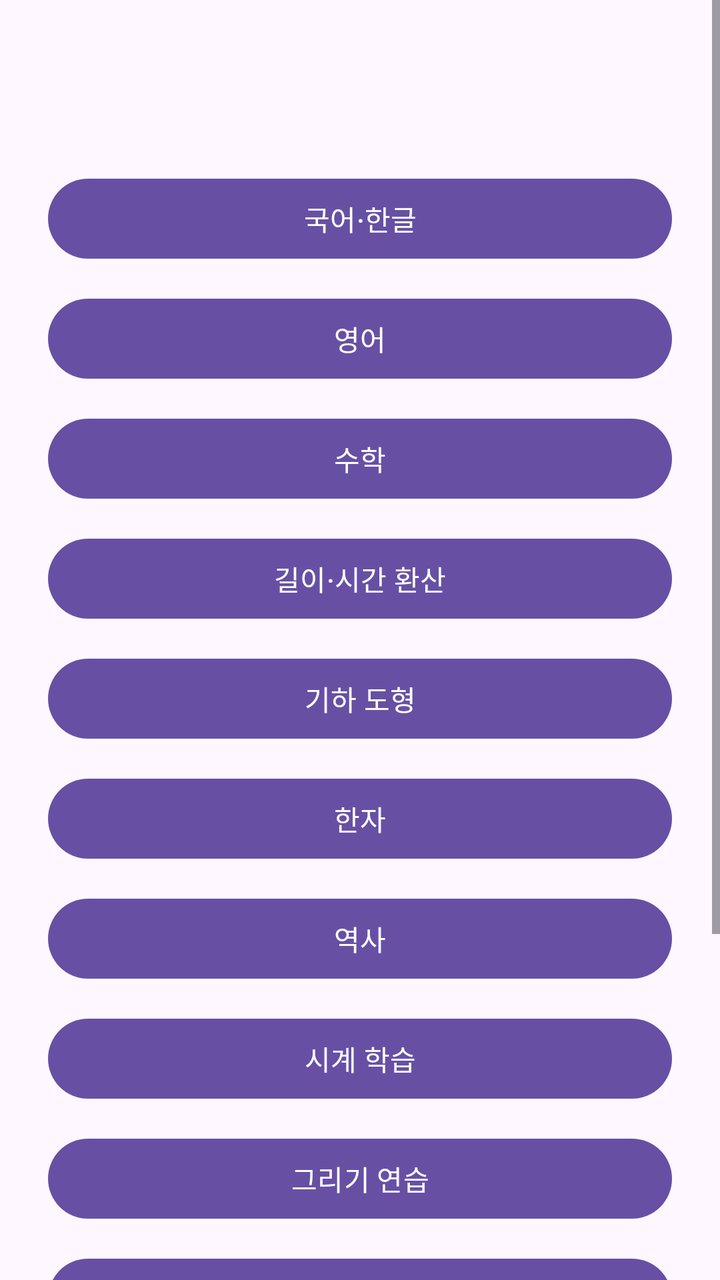
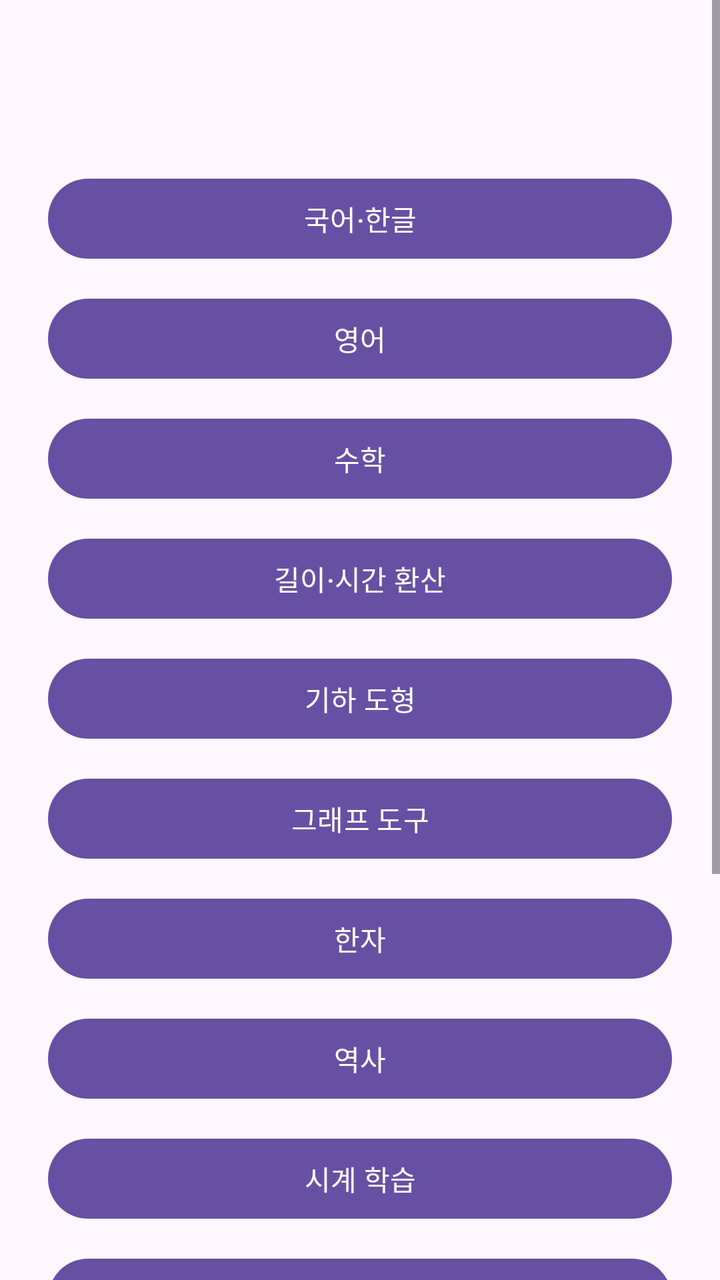

Before-and-after screenshots of an Android layout around one commit, followed by the original layout XML and the change that was made.
<!-- AndroidManifest.xml: application theme Theme.Eunhyo2 -->
<!-- res/layout/activity_school_menu.xml -->
<?xml version="1.0" encoding="utf-8"?>
<ScrollView xmlns:android="http://schemas.android.com/apk/res/android"
    android:layout_width="match_parent"
    android:layout_height="match_parent">

    <LinearLayout
        android:layout_width="match_parent"
        android:layout_height="wrap_content"
        android:orientation="vertical"
        android:padding="24dp">

        <TextView
            android:id="@+id/textSchoolLevel"
            android:layout_width="match_parent"
            android:layout_height="wrap_content"
            android:gravity="center"
            android:textAppearance="@style/TextAppearance.Material3.HeadlineMedium" />

        <com.google.android.material.button.MaterialButton android:id="@+id/buttonKorean" android:layout_width="match_parent" android:layout_height="wrap_content" android:layout_marginTop="24dp" android:text="국어·한글" />
        <com.google.android.material.button.MaterialButton android:id="@+id/buttonEnglish" android:layout_width="match_parent" android:layout_height="wrap_content" android:layout_marginTop="12dp" android:text="영어" />
        <com.google.android.material.button.MaterialButton android:id="@+id/buttonMath" android:layout_width="match_parent" android:layout_height="wrap_content" android:layout_marginTop="12dp" android:text="수학" />
        <com.google.android.material.button.MaterialButton android:id="@+id/buttonMeasurement" android:layout_width="match_parent" android:layout_height="wrap_content" android:layout_marginTop="12dp" android:text="길이·시간 환산" />
        <com.google.android.material.button.MaterialButton android:id="@+id/buttonGeometry" android:layout_width="match_parent" android:layout_height="wrap_content" android:layout_marginTop="12dp" android:text="기하 도형" />
        <com.google.android.material.button.MaterialButton android:id="@+id/buttonHanja" android:layout_width="match_parent" android:layout_height="wrap_content" android:layout_marginTop="12dp" android:text="한자" />
        <com.google.android.material.button.MaterialButton android:id="@+id/buttonHistory" android:layout_width="match_parent" android:layout_height="wrap_content" android:layout_marginTop="12dp" android:text="역사" />
        <com.google.android.material.button.MaterialButton android:id="@+id/buttonClock" android:layout_width="match_parent" android:layout_height="wrap_content" android:layout_marginTop="12dp" android:text="시계 학습" />
        <com.google.android.material.button.MaterialButton android:id="@+id/buttonDrawing" android:layout_width="match_parent" android:layout_height="wrap_content" android:layout_marginTop="12dp" android:text="그리기 연습" />
        <com.google.android.material.button.MaterialButton android:id="@+id/buttonLinks" android:layout_width="match_parent" android:layout_height="wrap_content" android:layout_marginTop="12dp" android:text="교육 사이트" />
        <com.google.android.material.button.MaterialButton android:id="@+id/buttonMedia" android:layout_width="match_parent" android:layout_height="wrap_content" android:layout_marginTop="12dp" android:text="미디어 학습" />
        <com.google.android.material.button.MaterialButton android:id="@+id/buttonAi" android:layout_width="match_parent" android:layout_height="wrap_content" android:layout_marginTop="12dp" android:text="AI 학습 도우미" />
        <com.google.android.material.button.MaterialButton android:id="@+id/buttonGame" android:layout_width="match_parent" android:layout_height="wrap_content" android:layout_marginTop="12dp" android:text="게임·점수" />
    </LinearLayout>
</ScrollView>
<!-- resources referenced by this layout -->
<resources>
  <style name="Theme.Eunhyo2" parent="Theme.Material3.DayNight.NoActionBar">
          <item name="android:windowLightStatusBar">true</item>
      </style>
</resources>

<!-- the commit's change to res/layout/activity_school_menu.xml (unified diff, before → after) -->
@@ -21,6 +21,7 @@
         <com.google.android.material.button.MaterialButton android:id="@+id/buttonMath" android:layout_width="match_parent" android:layout_height="wrap_content" android:layout_marginTop="12dp" android:text="수학" />
         <com.google.android.material.button.MaterialButton android:id="@+id/buttonMeasurement" android:layout_width="match_parent" android:layout_height="wrap_content" android:layout_marginTop="12dp" android:text="길이·시간 환산" />
         <com.google.android.material.button.MaterialButton android:id="@+id/buttonGeometry" android:layout_width="match_parent" android:layout_height="wrap_content" android:layout_marginTop="12dp" android:text="기하 도형" />
+        <com.google.android.material.button.MaterialButton android:id="@+id/buttonGraph" android:layout_width="match_parent" android:layout_height="wrap_content" android:layout_marginTop="12dp" android:text="그래프 도구" />
         <com.google.android.material.button.MaterialButton android:id="@+id/buttonHanja" android:layout_width="match_parent" android:layout_height="wrap_content" android:layout_marginTop="12dp" android:text="한자" />
         <com.google.android.material.button.MaterialButton android:id="@+id/buttonHistory" android:layout_width="match_parent" android:layout_height="wrap_content" android:layout_marginTop="12dp" android:text="역사" />
         <com.google.android.material.button.MaterialButton android:id="@+id/buttonClock" android:layout_width="match_parent" android:layout_height="wrap_content" android:layout_marginTop="12dp" android:text="시계 학습" />
